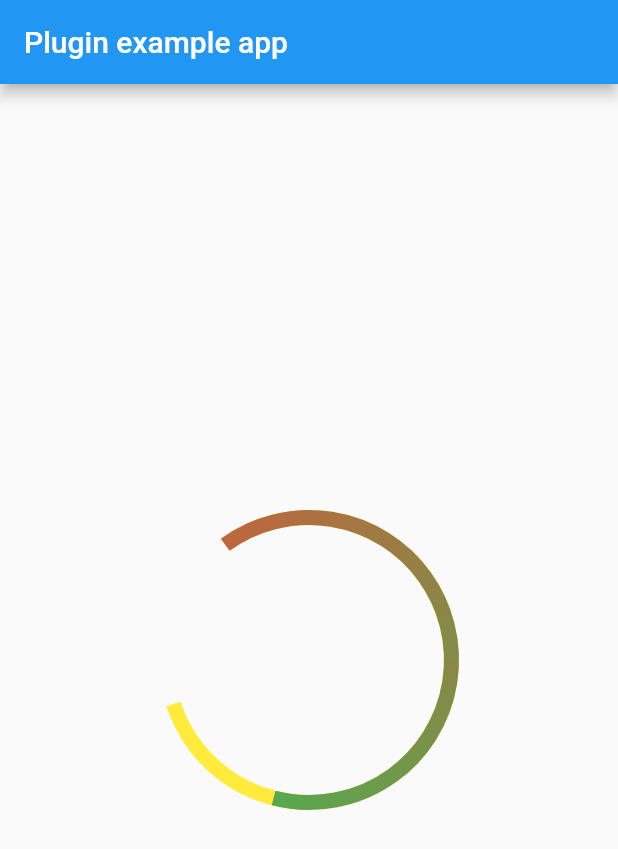
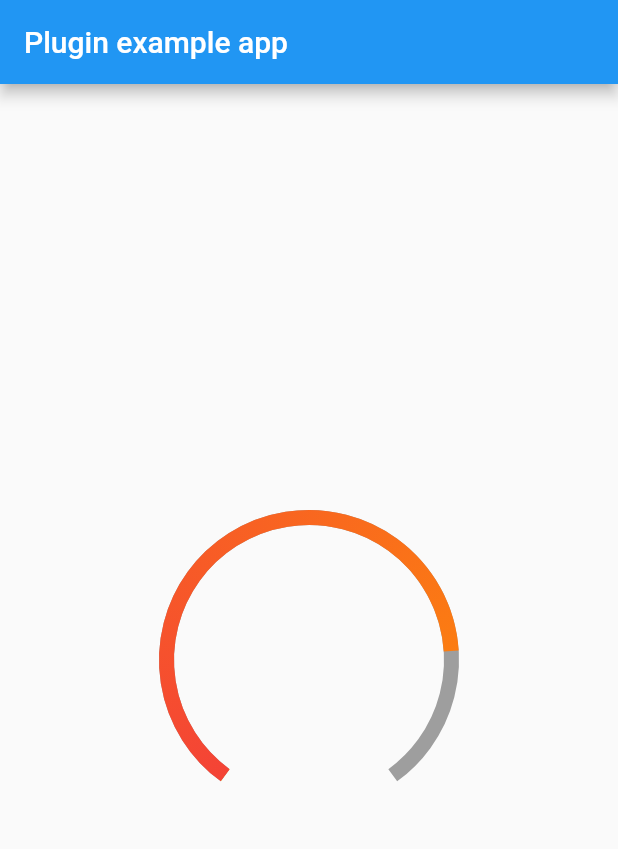
Before and after one commit to redhotsixbull/ez_arc_gague, a Flutter app: the screen it shows after launch, on a phone screen of 412 x 824 dp. Shown: the top 849 px of the screen. Run offline on Flutter 3.47's test engine with Material 2 defaults, Android fonts, the phone set to English and light mode, and no system bars.

Commit message:
set properties

```diff
--- a/example/lib/main.dart
+++ b/example/lib/main.dart
@@ -11,7 +11,6 @@ class MyApp extends StatefulWidget {
 }
 
 class _MyAppState extends State<MyApp> {
-
   @override
   void initState() {
     super.initState();
@@ -25,8 +24,15 @@ class _MyAppState extends State<MyApp> {
           title: const Text('Plugin example app'),
         ),
         body: Center(
-          child: GradientArcPainterDemo(value: 0.8,startColor: Colors.red,endColor: Colors.green,width: 10,startAngle: 1.3, endAngle: 1.6,backgroundColor: Colors.yellow,)
-        ),
+            child: GradientArcPainterDemo(
+          value: 0.8,
+          startColor: Colors.red,
+          endColor: Colors.orange,
+          width: 10,
+          startAngle: 0.7,
+          endAngle: 1.6,
+          backgroundColor: Colors.grey,
+        )),
       ),
     );
   }
--- a/pubspec.yaml
+++ b/pubspec.yaml
@@ -1,6 +1,6 @@
 name: ez_gauge
 description: A new Flutter plugin.
-version: 0.0.1
+version: 0.0.2
 author: redhotsixbull
 homepage: https://github.com/redhotsixbull/ez_arc_gague
 
```
Also changed, not shown: 1 other file.
